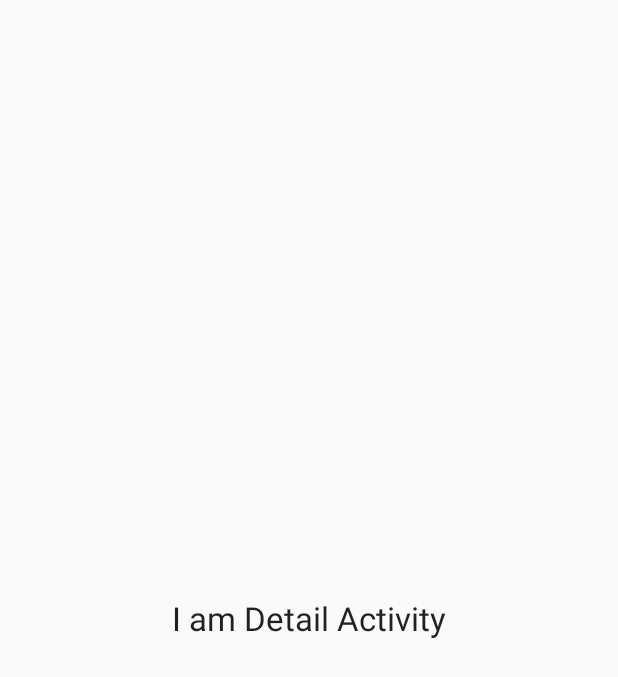
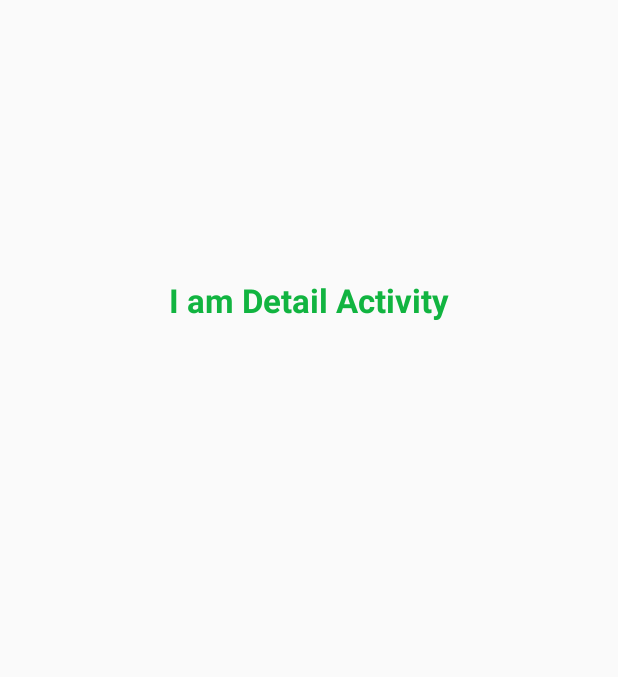
Before and after one commit to mingrutar/UdacityAndroidDev, an Android app: the layout activity_detail.xml on its own in the app's theme, with its tools: preview values and no code run, on a phone screen of 412 x 824 dp. Shown: the top 677 px of the screen. Run offline under Robolectric (Android 15) with nearby library versions, the phone set to English and light mode, and no system bars.

Commit message:
fix detail activity not including fragment problem

```diff
--- a/app/src/main/res/layout/activity_detail.xml
+++ b/app/src/main/res/layout/activity_detail.xml
@@ -6,11 +6,5 @@
              tools:context="com.example.mingudacity.mysunshine3.DetailActivity"
              tools:ignore="MergeRootFrame" >
 
-    <TextView
-        android:layout_width="wrap_content"
-        android:layout_height="wrap_content"
-        android:textAppearance="?android:attr/textAppearanceLarge"
-        android:text="@string/detail_view_text"
-        android:id="@+id/textView"
-        android:layout_gravity="center"/>
+    <include layout="@layout/content_detail" />
 </FrameLayout>
--- a/app/src/main/res/layout/fragment_detail.xml
+++ b/app/src/main/res/layout/fragment_detail.xml
@@ -14,7 +14,7 @@
         android:layout_width="wrap_content"
         android:layout_height="wrap_content"
         android:textAppearance="?android:attr/textAppearanceLarge"
-        android:text="Detail Activity Fragment"
+        android:text="@string/detail_view_text"
         android:id="@+id/textView2"
         android:layout_alignParentTop="true"
         android:layout_centerHorizontal="true"
```
Also changed, not shown: app/src/main/java/com/example/mingudacity/mysunshine3/DetailActivity.java (+4 -4 lines).
